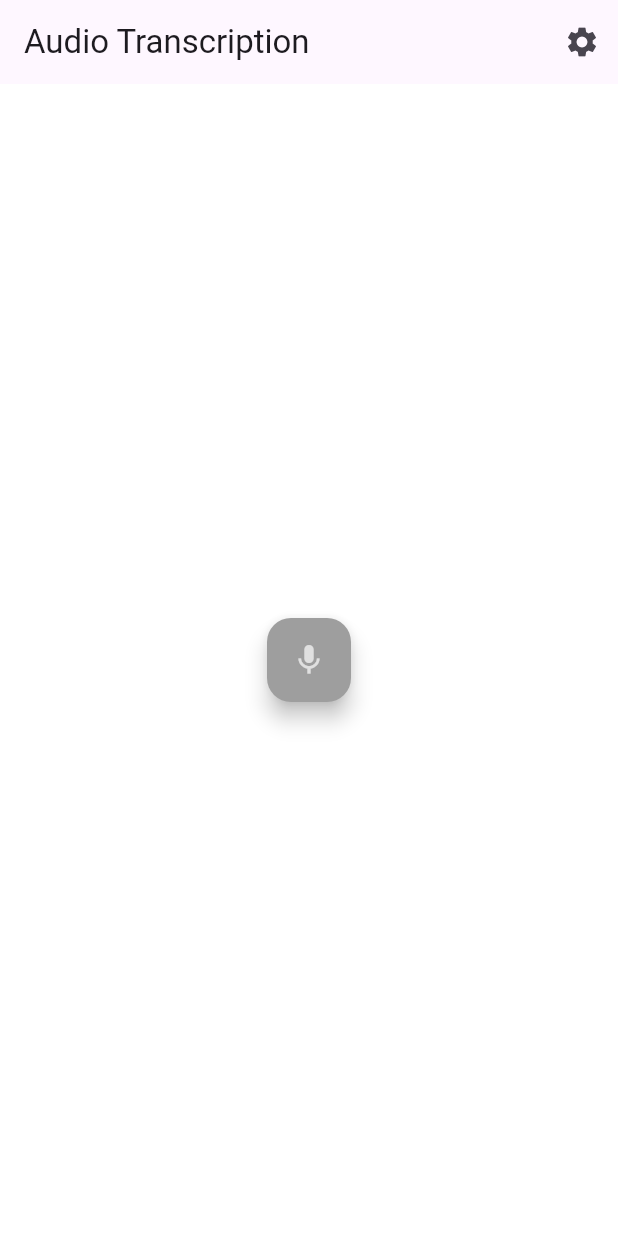
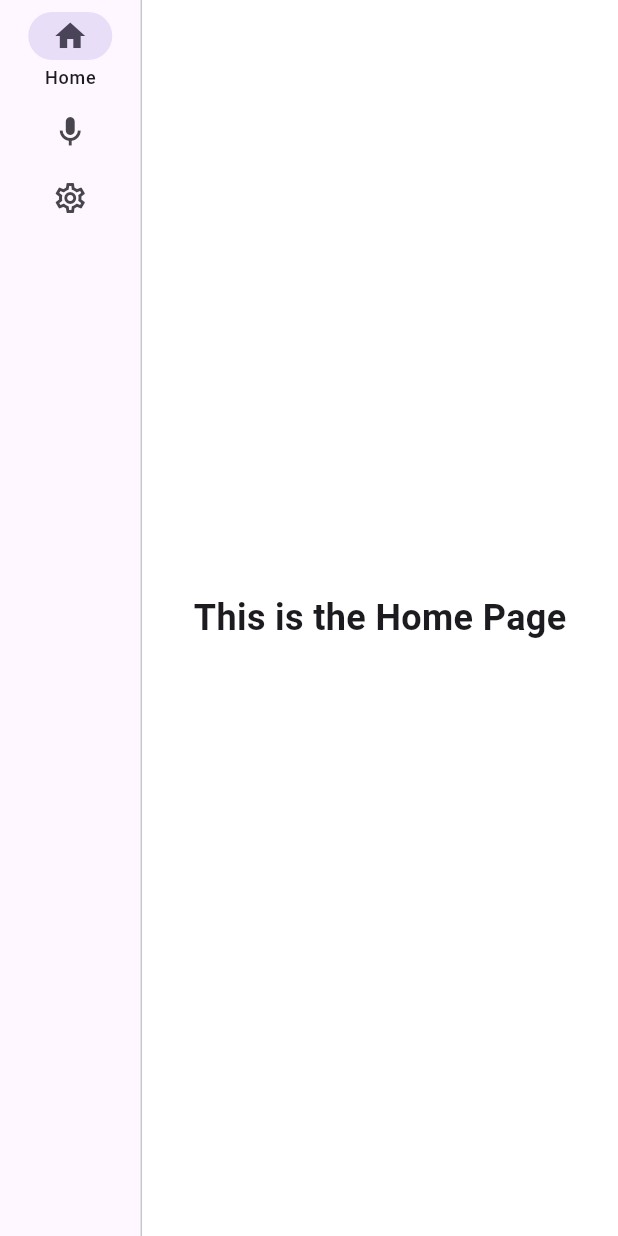
Before and after one commit to DevelopedByDev/autoquill_ai, a Flutter app: the screen it shows after launch, on a phone screen of 412 x 824 dp. Run offline on Flutter 3.47's test engine with Material 3 defaults, Android fonts, the phone set to English and light mode, and no system bars; our stand-ins replace audioplayers, bot_toast, equatable, flutter_bloc, get_it, hive and 1 more; missing offline and left inert: clipboard_watcher, hotkey_manager, keypress_simulator, pasteboard, record; accounts and stored records are empty; Roboto replaces fonts that are missing (SF Pro Display); statements that could not run were skipped.

Commit message:
hotkeys initialized on home screen and removed sounds from agent_service

```diff
--- a/lib/features/agent/agent_service.dart
+++ b/lib/features/agent/agent_service.dart
@@ -3,7 +3,6 @@ import 'package:flutter/foundation.dart';
 import 'package:flutter/services.dart';
 import 'package:bot_toast/bot_toast.dart';
 import 'package:hive_flutter/hive_flutter.dart';
-import 'package:autoquill_ai/core/utils/sound_player.dart';
 import '../recording/data/platform/recording_overlay_platform.dart';
 import 'package:http/http.dart' as http;
 import 'package:keypress_simulator/keypress_simulator.dart';
@@ -87,9 +86,6 @@ class AgentService {
   /// Simulate copy command (Meta + C)
   Future<void> _simulateCopyCommand() async {
     try {
-      // Play typing sound for copy operation
-      await SoundPlayer.playTypingSound();
-
       // Simulate key down for Meta + C
       await keyPressSimulator.simulateKeyDown(
         PhysicalKeyboardKey.keyC,
@@ -116,9 +112,6 @@ class AgentService {
   /// Simulate paste command (Meta + V)
   Future<void> _simulatePasteCommand() async {
     try {
-      // Play typing sound for paste operation
-      await SoundPlayer.playTypingSound();
-
       // Simulate key down for Meta + V
       await keyPressSimulator.simulateKeyDown(
         PhysicalKeyboardKey.keyV,
@@ -208,9 +201,6 @@ class AgentService {
     }
 
     try {
-      // Play the start recording sound
-      await SoundPlayer.playStartRecordingSound();
-
       // Show the overlay with the agent mode
       await RecordingOverlayPlatform.showOverlayWithMode('Agent');
       await _recordingRepository!.startRecording();
@@ -232,9 +222,6 @@ class AgentService {
     }
 
     try {
-      // Play the stop recording sound
-      await SoundPlayer.playStopRecordingSound();
-
       // Stop recording
       _recordedFilePath = await _recordingRepository!.stopRecording();
       _isRecording = false;
--- /dev/null
+++ b/lib/features/home/presentation/pages/home_page.dart
@@ -0,0 +1,18 @@
+import 'package:flutter/material.dart';
+
+class HomePage extends StatelessWidget {
+  const HomePage({super.key});
+
+  @override
+  Widget build(BuildContext context) {
+    return const Center(
+      child: Text(
+        'This is the Home Page',
+        style: TextStyle(
+          fontSize: 24,
+          fontWeight: FontWeight.bold,
+        ),
+      ),
+    );
+  }
+}
--- /dev/null
+++ b/lib/features/navigation/presentation/pages/main_layout.dart
@@ -0,0 +1,88 @@
+import 'package:flutter/material.dart';
+import 'package:flutter/foundation.dart';
+import 'package:flutter_bloc/flutter_bloc.dart';
+import 'package:autoquill_ai/features/home/presentation/pages/home_page.dart';
+import 'package:autoquill_ai/features/transcription/presentation/pages/transcription_page.dart';
+import 'package:autoquill_ai/features/settings/presentation/pages/settings.dart';
+import 'package:autoquill_ai/features/recording/presentation/bloc/recording_bloc.dart';
+import 'package:autoquill_ai/features/transcription/presentation/bloc/transcription_bloc.dart';
+import 'package:autoquill_ai/features/recording/domain/repositories/recording_repository.dart';
+import 'package:autoquill_ai/features/transcription/domain/repositories/transcription_repository.dart';
+import 'package:autoquill_ai/widgets/hotkey_handler.dart';
+
+class MainLayout extends StatefulWidget {
+  const MainLayout({super.key});
+
+  @override
+  State<MainLayout> createState() => _MainLayoutState();
+}
+
+class _MainLayoutState extends State<MainLayout> {
+  int _selectedIndex = 0;
+
+  final List<Widget> _pages = [
+    const HomePage(),
+    const TranscriptionPage(),
+    const SettingsPage(),
+  ];
+
+  @override
+  void initState() {
+    super.initState();
+    // Initialize the blocs and repositories in the HotkeyHandler after the first frame is rendered
+    WidgetsBinding.instance.addPostFrameCallback((_) {
+      final recordingBloc = context.read<RecordingBloc>();
+      final transcriptionBloc = context.read<TranscriptionBloc>();
+      final recordingRepository = context.read<RecordingRepository>();
+      final transcriptionRepository = context.read<TranscriptionRepository>();
+
+      HotkeyHandler.setBlocs(recordingBloc, transcriptionBloc,
+          recordingRepository, transcriptionRepository);
+
+      if (kDebugMode) {
+        print('HotkeyHandler initialized with blocs and repositories');
+      }
+    });
+  }
+
+  @override
+  Widget build(BuildContext context) {
+    return Scaffold(
+      body: Row(
+        children: [
+          NavigationRail(
+            selectedIndex: _selectedIndex,
+            onDestinationSelected: (int index) {
+              setState(() {
+                _selectedIndex = index;
+              });
+            },
+            labelType: NavigationRailLabelType.selected,
+            destinations: const [
+              NavigationRailDestination(
+                icon: Icon(Icons.home_outlined),
+                selectedIcon: Icon(Icons.home),
+                label: Text('Home'),
+              ),
+              NavigationRailDestination(
+                icon: Icon(Icons.mic_outlined),
+                selectedIcon: Icon(Icons.mic),
+                label: Text('Transcription'),
+              ),
+              NavigationRailDestination(
+                icon: Icon(Icons.settings_outlined),
+                selectedIcon: Icon(Icons.settings),
+                label: Text('Settings'),
+              ),
+            ],
+          ),
+          const VerticalDivider(thickness: 1, width: 1),
+          // This is the main content.
+          Expanded(
+            child: _pages[_selectedIndex],
+          ),
+        ],
+      ),
+    );
+  }
+}
--- a/lib/features/transcription/presentation/pages/transcription_page.dart
+++ b/lib/features/transcription/presentation/pages/transcription_page.dart
@@ -1,13 +1,8 @@
-import 'package:flutter/foundation.dart';
 import 'package:flutter/material.dart';
 import 'package:flutter_bloc/flutter_bloc.dart';
 import 'package:hive_flutter/hive_flutter.dart';
 import '../../../recording/presentation/bloc/recording_bloc.dart';
-import '../../../recording/domain/repositories/recording_repository.dart';
 import '../bloc/transcription_bloc.dart';
-import '../../domain/repositories/transcription_repository.dart';
-import '../../../settings/presentation/pages/settings.dart';
-import '../../../../widgets/hotkey_handler.dart';
 
 class TranscriptionPage extends StatefulWidget {
   const TranscriptionPage({super.key});
@@ -17,24 +12,6 @@ class TranscriptionPage extends StatefulWidget {
 }
 
 class _TranscriptionPageState extends State<TranscriptionPage> {
-  @override
-  void initState() {
-    super.initState();
-    // Initialize the blocs and repositories in the HotkeyHandler after the first frame is rendered
-    WidgetsBinding.instance.addPostFrameCallback((_) {
-      final recordingBloc = context.read<RecordingBloc>();
-      final transcriptionBloc = context.read<TranscriptionBloc>();
-      final recordingRepository = context.read<RecordingRepository>();
-      final transcriptionRepository = context.read<TranscriptionRepository>();
-
-      HotkeyHandler.setBlocs(recordingBloc, transcriptionBloc,
-          recordingRepository, transcriptionRepository);
-
-      if (kDebugMode) {
-        print('HotkeyHandler initialized with blocs and repositories');
-      }
-    });
-  }
 
   @override
   Widget build(BuildContext context) {
@@ -63,22 +40,6 @@ class _TranscriptionPageState extends State<TranscriptionPage> {
       },
       builder: (context, transcriptionState) {
         return Scaffold(
-          appBar: AppBar(
-            title: const Text('Audio Transcription'),
-            actions: [
-              IconButton(
-                icon: const Icon(Icons.settings),
-                tooltip: 'Settings',
-                onPressed: () {
-                  Navigator.of(context).push(
-                    MaterialPageRoute(
-                      builder: (context) => SettingsPage(),
-                    ),
-                  );
-                },
-              ),
-            ],
-          ),
           body: BlocConsumer<RecordingBloc, RecordingState>(
             listener: (context, state) {
               if (state is RecordingComplete &&
--- a/lib/main.dart
+++ b/lib/main.dart
@@ -1,6 +1,6 @@
-import 'package:autoquill_ai/features/transcription/presentation/pages/transcription_page.dart';
 import 'package:autoquill_ai/features/transcription/presentation/bloc/transcription_bloc.dart';
 import 'package:autoquill_ai/features/recording/domain/repositories/recording_repository.dart';
+import 'package:autoquill_ai/features/navigation/presentation/pages/main_layout.dart';
 import 'package:flutter/foundation.dart';
 import 'package:flutter/material.dart';
 import 'package:flutter/services.dart';
@@ -104,7 +104,7 @@ class MainApp extends StatelessWidget {
                   )..add(InitializeTranscription()),
                 ),
               ],
-              child: const TranscriptionPage(),
+              child: const MainLayout(),
             ),
           ),
         ),
```
